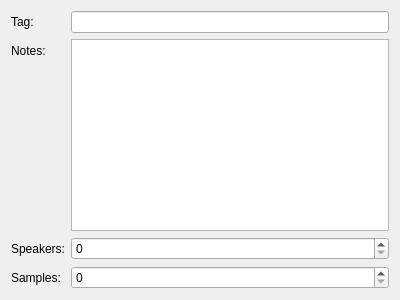
Above: sam/src/corpusinformation.ui from KDE/simon before the change. Below: the same form after it.
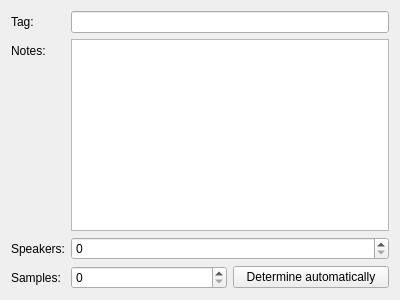
That is the form after the change. Custom widgets are drawn as their Qt base class.

```diff
--- a/sam/src/corpusinformation.ui
+++ b/sam/src/corpusinformation.ui
@@ -60,6 +60,8 @@
     </widget>
    </item>
    <item row="3" column="1">
+    <layout class="QHBoxLayout" name="horizontalLayout">
+     <item>
     <widget class="KIntSpinBox" name="sbSamples">
      <property name="readOnly">
       <bool>false</bool>
@@ -69,6 +71,15 @@
      </property>
     </widget>
    </item>
+     <item>
+      <widget class="KPushButton" name="pbAutomaticallyDetermine">
+       <property name="text">
+        <string>Determine automatically</string>
+       </property>
+      </widget>
+     </item>
+    </layout>
+   </item>
   </layout>
  </widget>
  <customwidgets>
@@ -77,6 +88,11 @@
    <extends>QLineEdit</extends>
    <header>klineedit.h</header>
   </customwidget>
+  <customwidget>
+   <class>KPushButton</class>
+   <extends>QPushButton</extends>
+   <header>kpushbutton.h</header>
+  </customwidget>
   <customwidget>
    <class>KIntSpinBox</class>
    <extends>QSpinBox</extends>
```
Lines whose indentation alone changed are shown as unchanged.
